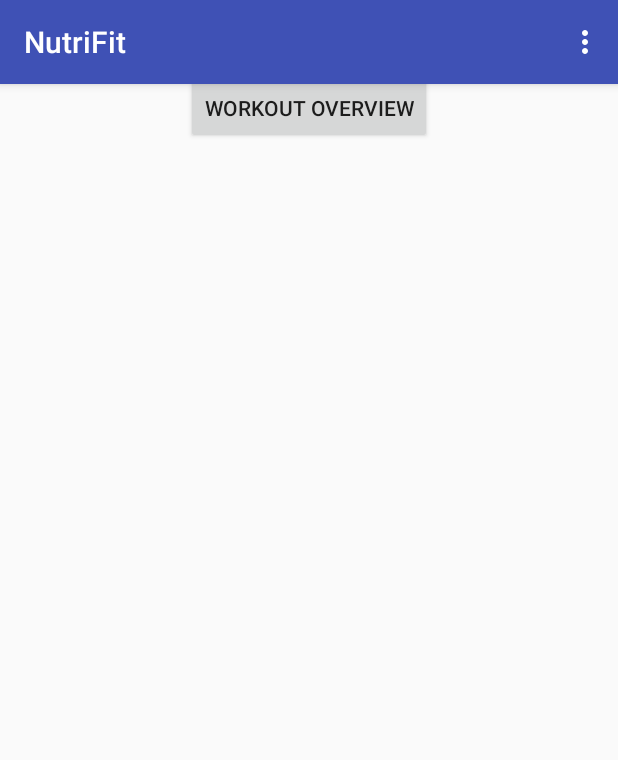
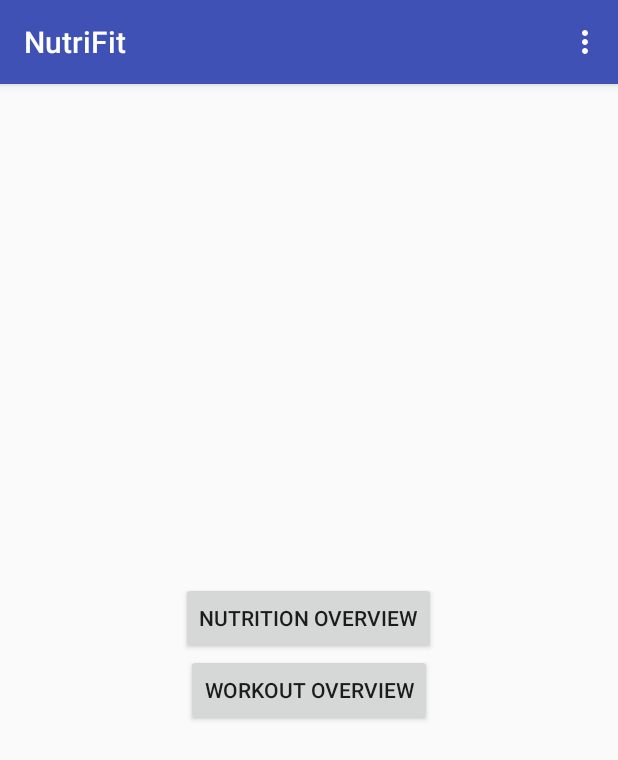
Before and after one commit to tegster/NutriFit, an Android app: the screen it shows after launch (MainActivity), on a phone screen of 412 x 824 dp. Shown: the top 760 px of the screen. Run offline under Robolectric (Android 15) with nearby library versions, the phone set to English and light mode, and no system bars.

Commit message:
start page separated into nutrition and workout

```diff
--- a/Source/app/src/main/res/layout/activity_main.xml
+++ b/Source/app/src/main/res/layout/activity_main.xml
@@ -31,19 +31,13 @@
         android:layout_width="wrap_content"
         android:layout_height="wrap_content"
         android:id="@+id/nutr_overview"
-        app:layout_anchor="@id/include"
-        app:layout_anchorGravity="center"
-        android:layout_gravity="top|center_horizontal"
-        android:layout_centerHorizontal="true" />
+        android:layout_centerInParent="true"/>
 
     <Button
         android:text="Workout Overview"
         android:layout_width="wrap_content"
         android:layout_height="wrap_content"
         android:id="@+id/work_overview"
-        app:layout_anchor="@id/include"
-        app:layout_anchorGravity="center"
-        android:layout_gravity="bottom|center_vertical"
         android:layout_below="@id/nutr_overview"
         android:layout_centerHorizontal="true" />
 
```
